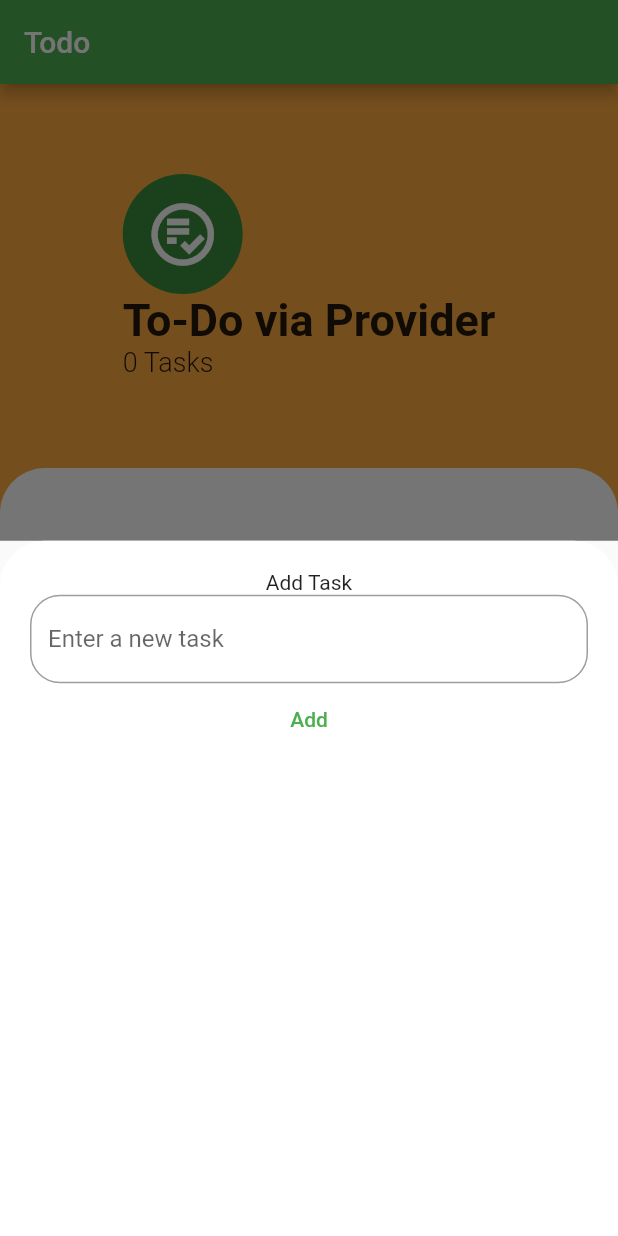
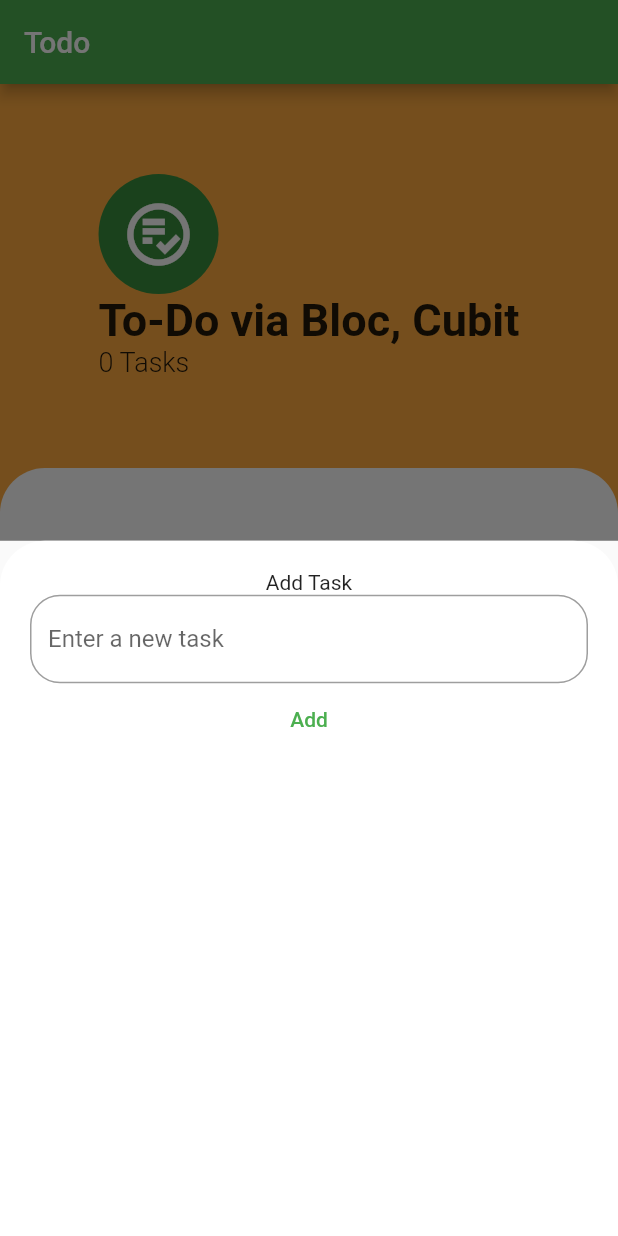
Before and after one commit to divyanshuk10/todo_flutter, a Flutter app: the screen it shows after launch, after a tap on the "add" icon, on a phone screen of 412 x 824 dp. Run offline on Flutter 3.47's test engine with Material 2 defaults, Android fonts, the phone set to English and light mode, and no system bars; our stand-ins replace equatable, flutter_bloc.

Commit message:
arrange files

```diff
--- a/lib/add_task_screen.dart
+++ /dev/null
@@ -1,50 +0,0 @@
-import 'package:flutter/material.dart';
-import 'package:provider/provider.dart';
-import 'package:todo_flutter/task.dart';
-import 'package:todo_flutter/task_model.dart';
-
-class AddTaskScreen extends StatelessWidget {
-  final TextEditingController _controller = TextEditingController();
-
-  var _title;
-
-  @override
-  Widget build(BuildContext context) {
-    return Consumer<TaskModel>(
-      builder: (context, taskModel, child) {
-        return Container(
-          decoration: const BoxDecoration(
-              color: Colors.white,
-              borderRadius: BorderRadius.only(
-                  topRight: Radius.circular(30.0),
-                  topLeft: Radius.circular(30.0))),
-          child: Padding(
-            padding: const EdgeInsets.all(20.0),
-            child: Column(
-              children: [
-                const Text('Add Task'),
-                TextField(
-                  controller: _controller,
-                  onChanged: (value) {
-                    _title = value;
-                  },
-                  decoration: const InputDecoration(
-                      hintText: 'Enter a new task',
-                      border: OutlineInputBorder(
-                          borderRadius:
-                              BorderRadius.all(Radius.circular(20.0)))),
-                ),
-                TextButton(
-                    onPressed: () {
-                      taskModel.addTask(Task(title: _title));
-                      Navigator.pop(context);
-                    },
-                    child: const Text('Add'))
-              ],
-            ),
-          ),
-        );
-      },
-    );
-  }
-}
--- /dev/null
+++ b/lib/bloc/task_state.dart
@@ -0,0 +1,19 @@
+import 'package:equatable/equatable.dart';
+import 'package:todo_flutter/models/task_model.dart';
+
+class TaskState extends Equatable {
+  final TaskModel taskModel;
+
+  const TaskState({required this.taskModel});
+
+  @override
+  List<Object?> get props => [taskModel];
+
+  TaskState copyWith({
+    required TaskModel taskModel,
+  }) {
+    return TaskState(
+      taskModel: taskModel,
+    );
+  }
+}
--- a/lib/main.dart
+++ b/lib/main.dart
@@ -1,13 +1,10 @@
 import 'package:flutter/material.dart';
-import 'package:provider/provider.dart';
-import 'package:todo_flutter/task_model.dart';
-import 'package:todo_flutter/task_screen.dart';
+import 'package:flutter_bloc/flutter_bloc.dart';
+import 'package:todo_flutter/bloc/task_cubit.dart';
+import 'package:todo_flutter/screens/task_screen.dart';
 
 void main() {
-  runApp(ChangeNotifierProvider(
-    child: MyApp(),
-    create: (context) => TaskModel(),
-  ));
+  runApp(MyApp());
 }
 
 class MyApp extends StatelessWidget {
@@ -16,13 +13,15 @@ class MyApp extends StatelessWidget {
   // This widget is the root of your application.
   @override
   Widget build(BuildContext context) {
-    return MaterialApp(
-      debugShowCheckedModeBanner: false,
-      title: 'To-Do',
-      theme: ThemeData(
-        primarySwatch: Colors.green,
-      ),
-      home: TaskScreen(),
+    return BlocProvider<TaskCubit>(
+      create: (BuildContext context) => TaskCubit(),
+      child: MaterialApp(
+          debugShowCheckedModeBanner: false,
+          title: 'To-Do',
+          theme: ThemeData(
+            primarySwatch: Colors.green,
+          ),
+          home: TaskScreen()),
     );
   }
 }
--- a/lib/task.dart
+++ b/lib/models/task.dart
@@ -1,3 +1,5 @@
+import 'package:equatable/equatable.dart';
+
 class Task {
   String title;
   bool isCompleted;
@@ -5,6 +7,7 @@ class Task {
   Task({required this.title, this.isCompleted = false});
 
   void toggleTask() {
-    isCompleted = !isCompleted;
+    isCompleted = isCompleted == true ? false : true;
   }
+
 }
--- /dev/null
+++ b/lib/models/task_model.dart
@@ -0,0 +1,29 @@
+import 'package:todo_flutter/models/task.dart';
+
+class TaskModel {
+  final List<Task> taskList;
+
+  TaskModel({required this.taskList});
+
+  Task getTask(int index) => taskList[index];
+
+  List<Task> getTaskList() => taskList;
+
+  void addTask(Task task) {
+    taskList.add(task);
+  }
+
+  void setTaskList(List<Task> taskList) {
+    taskList = taskList;
+  }
+
+  void removeTask(int index) {
+    taskList.remove(taskList[index]);
+  }
+
+  void toggleTaskStatus(int index) {
+    taskList[index].toggleTask();
+  }
+
+  int taskCount() => taskList.length;
+}
--- /dev/null
+++ b/lib/screens/add_task_screen.dart
@@ -0,0 +1,44 @@
+import 'package:flutter/material.dart';
+import 'package:flutter_bloc/flutter_bloc.dart';
+import 'package:todo_flutter/models/task.dart';
+import 'package:todo_flutter/bloc/task_cubit.dart';
+
+class AddTaskScreen extends StatelessWidget {
+  final TextEditingController _controller = TextEditingController();
+
+  var _title;
+
+  @override
+  Widget build(BuildContext context) {
+    return Container(
+      decoration: const BoxDecoration(
+          color: Colors.white,
+          borderRadius: BorderRadius.only(
+              topRight: Radius.circular(30.0), topLeft: Radius.circular(30.0))),
+      child: Padding(
+        padding: const EdgeInsets.all(20.0),
+        child: Column(
+          children: [
+            const Text('Add Task'),
+            TextField(
+              controller: _controller,
+              onChanged: (value) {
+                _title = value;
+              },
+              decoration: const InputDecoration(
+                  hintText: 'Enter a new task',
+                  border: OutlineInputBorder(
+                      borderRadius: BorderRadius.all(Radius.circular(20.0)))),
+            ),
+            TextButton(
+                onPressed: () {
+                  context.read<TaskCubit>().addTask(Task(title: _title));
+                  Navigator.pop(context);
+                },
+                child: const Text('Add'))
+          ],
+        ),
+      ),
+    );
+  }
+}
--- /dev/null
+++ b/lib/screens/task_screen.dart
@@ -0,0 +1,88 @@
+import 'package:flutter/material.dart';
+import 'package:flutter_bloc/flutter_bloc.dart';
+import 'package:todo_flutter/screens/add_task_screen.dart';
+import 'package:todo_flutter/bloc/task_cubit.dart';
+import 'package:todo_flutter/bloc/task_state.dart';
+import 'package:todo_flutter/widgets/task_tile.dart';
+
+class TaskScreen extends StatelessWidget {
+  @override
+  Widget build(BuildContext context) {
+    return Scaffold(
+      backgroundColor: Colors.orangeAccent,
+      appBar: AppBar(
+        title: const Text('Todo'),
+      ),
+      body: SafeArea(
+        child: Column(
+          children: [
+            Padding(
+              padding:
+                  const EdgeInsets.symmetric(vertical: 60.0, horizontal: 20.0),
+              child: Column(
+                crossAxisAlignment: CrossAxisAlignment.start,
+                children: <Widget>[
+                  const CircleAvatar(
+                      radius: 40.0,
+                      child: Icon(
+                        Icons.playlist_add_check_circle_outlined,
+                        size: 50.0,
+                      )),
+                  const Text('To-Do via Bloc, Cubit',
+                      style: TextStyle(
+                          fontSize: 30.0, fontWeight: FontWeight.bold)),
+                  Text('${context.read<TaskCubit>().taskCount()} Tasks',
+                      style: const TextStyle(
+                          fontSize: 18.0, fontWeight: FontWeight.w300)),
+                ],
+              ),
+            ),
+            Expanded(
+              child: Container(
+                decoration: const BoxDecoration(
+                    color: Colors.white,
+                    borderRadius: BorderRadius.only(
+                        topRight: Radius.circular(30.0),
+                        topLeft: Radius.circular(30.0))),
+                child: Padding(
+                  padding: const EdgeInsets.all(32.0),
+                  child: ListView.builder(
+                    itemCount: context.read<TaskCubit>().taskCount(),
+                    itemBuilder: (context, index) {
+                      return TaskTile(
+                        context.read<TaskCubit>().getTask(index).title,
+                        context.read<TaskCubit>().getTask(index).isCompleted,
+                        (value) {
+                          context.read<TaskCubit>().toggleTaskStatus(index);
+                        },
+                        () {
+                          context.read<TaskCubit>().removeTask(index);
+                        },
+                      );
+                    },
+                  ),
+                ),
+              ),
+            )
+          ],
+        ),
+      ),
+      floatingActionButton: BlocBuilder<TaskCubit, TaskState>(
+        builder: (context, state) {
+          return FloatingActionButton(
+            onPressed: () {
+              showModalBottomSheet(
+                context: context,
+                builder: (context) {
+                  return AddTaskScreen();
+                },
+              );
+            },
+            tooltip: 'Increment',
+            child: const Icon(Icons.add),
+          );
+        },
+      ),
+    );
+  }
+}
--- a/lib/task_model.dart
+++ /dev/null
@@ -1,26 +0,0 @@
-import 'package:flutter/cupertino.dart';
-import 'package:todo_flutter/task.dart';
-
-class TaskModel extends ChangeNotifier {
-  List<Task> _taskList = [];
-
-
-  Task getTask(int index) => _taskList[index];
-
-  void addTask(Task task) {
-    _taskList.add(task);
-    notifyListeners();
-  }
-
-  void removeTask(int index) {
-    _taskList.remove(index);
-    notifyListeners();
-  }
-
-  void toggleTaskStatus(int index) {
-    _taskList[index].toggleTask();
-    notifyListeners();
-  }
-
-  int taskCount() => _taskList.length;
-}
--- a/lib/task_screen.dart
+++ /dev/null
@@ -1,84 +0,0 @@
-import 'package:flutter/material.dart';
-import 'package:provider/provider.dart';
-import 'package:todo_flutter/add_task_screen.dart';
-import 'package:todo_flutter/task_model.dart';
-import 'package:todo_flutter/task_tile.dart';
-
-class TaskScreen extends StatelessWidget {
-  @override
-  Widget build(BuildContext context) {
-    return Consumer<TaskModel>(
-      builder: (ctx, taskModel, child) {
-        return Scaffold(
-          backgroundColor: Colors.orangeAccent,
-          appBar: AppBar(
-            title: const Text('Todo'),
-          ),
-          body: SafeArea(
-            child: Column(
-              children: [
-                Padding(
-                  padding: const EdgeInsets.symmetric(
-                      vertical: 60.0, horizontal: 20.0),
-                  child: Column(
-                    crossAxisAlignment: CrossAxisAlignment.start,
-                    children: <Widget>[
-                      const CircleAvatar(
-                          radius: 40.0,
-                          child: Icon(
-                            Icons.playlist_add_check_circle_outlined,
-                            size: 50.0,
-                          )),
-                      const Text('To-Do via Provider',
-                          style: TextStyle(
-                              fontSize: 30.0, fontWeight: FontWeight.bold)),
-                      Text('${taskModel.taskCount()} Tasks',
-                          style: const TextStyle(
-                              fontSize: 18.0, fontWeight: FontWeight.w300))
-                    ],
-                  ),
-                ),
-                Expanded(
-                  child: Container(
-                    decoration: const BoxDecoration(
-                        color: Colors.white,
-                        borderRadius: BorderRadius.only(
-                            topRight: Radius.circular(30.0),
-                            topLeft: Radius.circular(30.0))),
-                    child: Padding(
-                      padding: const EdgeInsets.all(32.0),
-                      child: ListView.builder(
-                        itemCount: taskModel.taskCount(),
-                        itemBuilder: (context, index) {
-                          return TaskTile(
-                            taskModel.getTask(index).title,
-                            taskModel.getTask(index).isCompleted,
-                            (value) {
-                              taskModel.getTask(index).toggleTask();
-                            },
-                          );
-                        },
-                      ),
-                    ),
-                  ),
-                )
-              ],
-            ),
-          ),
-          floatingActionButton: FloatingActionButton(
-            onPressed: () {
-              showModalBottomSheet(
-                context: context,
-                builder: (context) {
-                  return AddTaskScreen();
-                },
-              );
-            },
-            tooltip: 'Increment',
-            child: const Icon(Icons.add),
-          ), // This trailing comma makes auto-formatting nicer for build methods.
-        );
-      },
-    );
-  }
-}
```
Also changed, not shown: lib/bloc/task_cubit.dart (added, +34 -0 lines), lib/task_cubit.dart (deleted, +0 -27 lines), lib/task_state.dart (deleted, +0 -19 lines), lib/task_tile.dart (deleted, +0 -20 lines), lib/widgets/task_tile.dart (added, +33 -0 lines).
